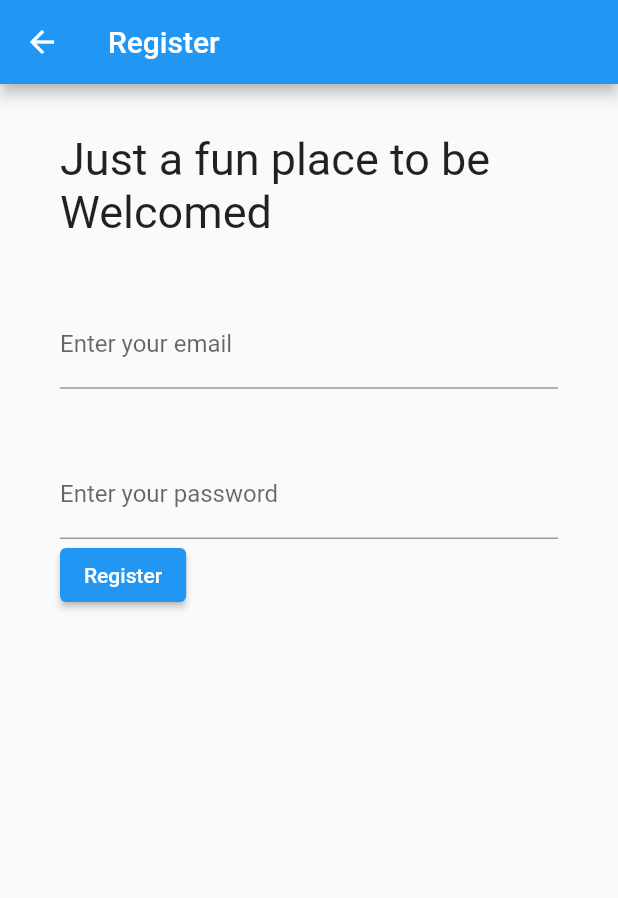
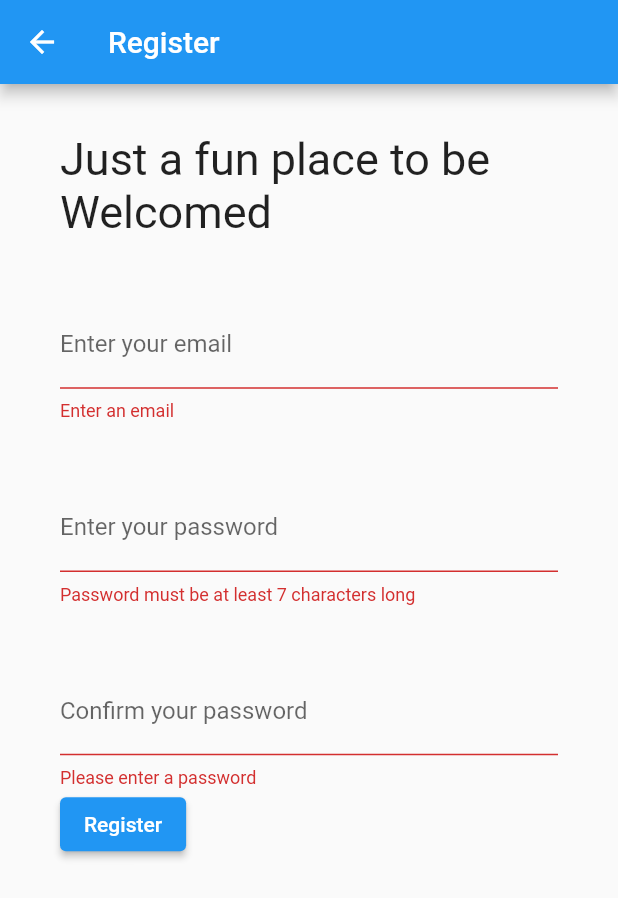
Before and after one commit to chummypixels/sports_interest, a Flutter app: the RegisterScreen screen opened by its route, after a tap on "Register", on a phone screen of 412 x 824 dp. Shown: the top 898 px of the screen. Run offline on Flutter 3.47's test engine with Material 2 defaults, Android fonts, the phone set to English and light mode, and no system bars; our stand-ins replace dots_indicator, firebase_auth, firebase_core; accounts and stored records are empty.

Commit message:
fix bugs

```diff
--- a/lib/screens/forgot_password/forgot_password_scree.dart
+++ b/lib/screens/forgot_password/forgot_password_scree.dart
@@ -52,6 +52,7 @@ class ForgotPassword extends StatelessWidget {
                           builder: (context) => const LoginScreen(),
                         ),
                       ),
+
                     );
               },
               child: const Text('Reset Password')),
--- a/lib/screens/register/register_screen.dart
+++ b/lib/screens/register/register_screen.dart
@@ -17,6 +17,8 @@ class _RegisterScreenState extends State<RegisterScreen> {
   Widget build(BuildContext context) {
     final TextEditingController _emailController = TextEditingController();
     final TextEditingController _passwordController = TextEditingController();
+    final TextEditingController _confirmPasswordController =
+        TextEditingController();
     final double height = MediaQuery.of(context).size.height;
     final GlobalKey<ScaffoldState> _scaffoldKey = GlobalKey<ScaffoldState>();
 
@@ -29,6 +31,7 @@ class _RegisterScreenState extends State<RegisterScreen> {
         body: Container(
             padding: EdgeInsets.only(left: 40, right: 40),
             child: Form(
+              autovalidateMode: AutovalidateMode.onUserInteraction,
               key: _formKey,
               child: Column(
                 crossAxisAlignment: CrossAxisAlignment.start,
@@ -44,6 +47,19 @@ class _RegisterScreenState extends State<RegisterScreen> {
                     controller: _emailController,
                     decoration:
                         const InputDecoration(labelText: 'Enter your email'),
+                    validator: (value) {
+                      final pattern =
+                          r'(^[a-zA-Z0-9_.+-]+@[a-zA-Z0-9-]+\.[a-zA-Z0-9-.]+$)';
+                      final regExp = RegExp(pattern);
+
+                      if (value!.isEmpty) {
+                        return 'Enter an email';
+                      } else if (!regExp.hasMatch(value)) {
+                        return 'Enter a valid email';
+                      } else {
+                        return null;
+                      }
+                    },
                     // validator: (value){
                     //   if(value!.isEmpty || !RegExp(r'^[a-z A-Z]+$').hasMatch(value!)){
                     //     return 'Please enter correct name';
@@ -60,6 +76,39 @@ class _RegisterScreenState extends State<RegisterScreen> {
                     controller: _passwordController,
                     decoration:
                         const InputDecoration(labelText: 'Enter your password'),
+                    validator: (value) {
+                      if (value!.length < 7) {
+                        return 'Password must be at least 7 characters long';
+                      } else {
+                        return null;
+                      }
+                    },
+                    // validator: (value){
+                    //   if(value!.isEmpty || !RegExp(r'^[a-z A-Z]+$').hasMatch(value!)){
+                    //     return 'Please enter valid password';
+                    //   }else{
+                    //     return null;
+                    //   }
+                    // },
+                  ),
+                  SizedBox(
+                    height: height * 0.05,
+                  ),
+                  TextFormField(
+                    obscureText: true,
+                    controller: _confirmPasswordController,
+                    decoration: const InputDecoration(
+                        labelText: 'Confirm your password'),
+                    validator: (value) {
+                      if (value!.isEmpty) {
+                        return 'Please enter a password';
+                      }
+                      if (value != _passwordController.text) {
+                        return 'Password does not match';
+                      } else {
+                        return null;
+                      }
+                    },
                     // validator: (value){
                     //   if(value!.isEmpty || !RegExp(r'^[a-z A-Z]+$').hasMatch(value!)){
                     //     return 'Please enter valid password';
@@ -70,9 +119,15 @@ class _RegisterScreenState extends State<RegisterScreen> {
                   ),
                   ElevatedButton(
                     onPressed: () async {
-                      await authService.createUserWithEmailAndPassword(
-                          _emailController.text, _passwordController.text);
-                      Navigator.pop(context);
+                      final isValid = _formKey.currentState!.validate();
+
+                      if (isValid) {
+                        _formKey.currentState!.save();
+                        //Here, we implement the register functionality
+                        await authService.createUserWithEmailAndPassword(
+                            _emailController.text, _passwordController.text);
+                        Navigator.pop(context);
+                      }
                     },
                     child: const Text('Register'),
                   ),
```
Also changed, not shown: lib/screens/login/login_screen.dart (+28 -1 lines).
